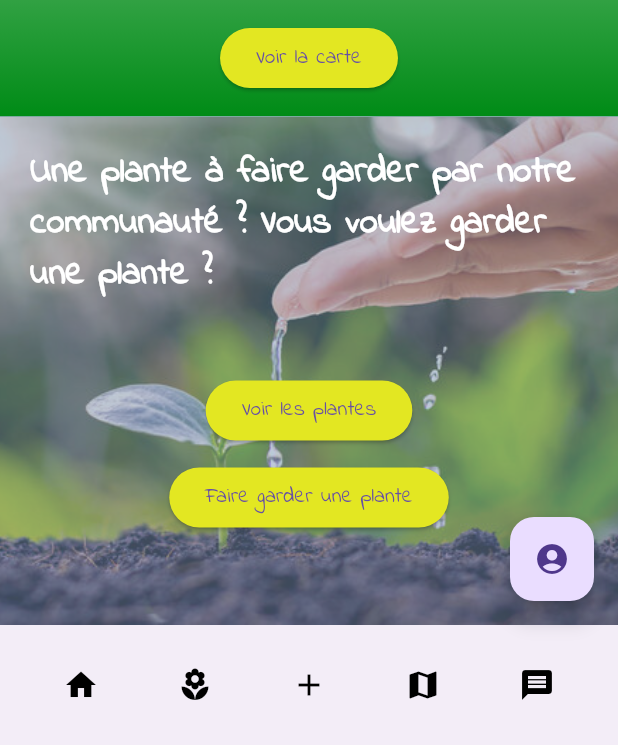
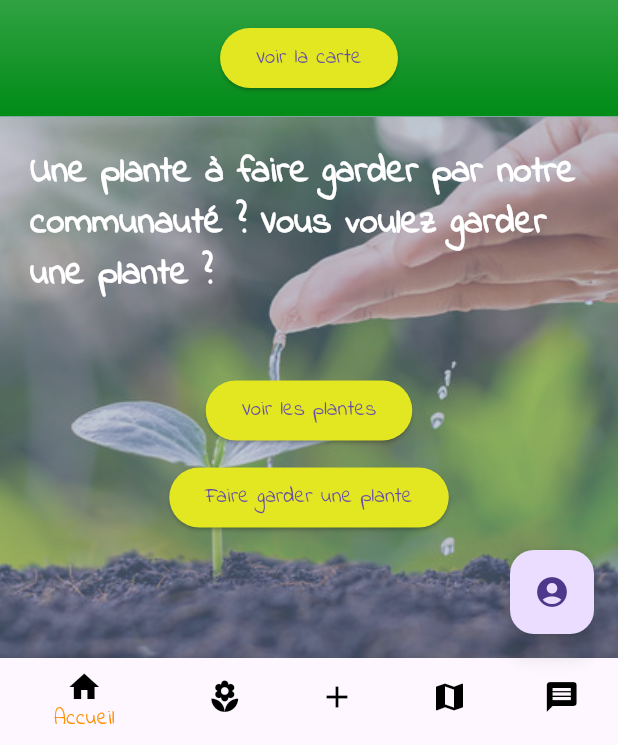
Before and after one commit to Val-lhe-lob/arosaje_flutter, a Flutter app: the screen it shows after launch, on a phone screen of 412 x 824 dp, the part 491-1236 px from its top. Run offline on Flutter 3.47's test engine with Material 3 defaults, Android fonts, the light colour scheme and no system bars; our stand-ins replace dio, flutter_secure_storage, fluttertoast, image_picker.

Commit message:
Improvments for UI

```diff
--- a/lib/config.dart
+++ b/lib/config.dart
@@ -1,3 +1,3 @@
 class Config {
-  static const String apiUrl = 'http://192.168.255.13:32769/';
+  static const String apiUrl = 'http://192.168.255.26:32768/';
 }
--- a/lib/main.dart
+++ b/lib/main.dart
@@ -44,7 +44,6 @@ class _MyHomePageState extends State<MyHomePage> {
       curve: Curves.easeInOut,
     );
   }
-
   void _showProfileInfo() {
     bool isLoggedIn = true; // Set to true if the user is logged in
 
@@ -56,8 +55,6 @@ class _MyHomePageState extends State<MyHomePage> {
         builder: (BuildContext context) => ProfileDialog(),
       );
     } else {
-      // Show toast with login/signup options
-      // Replace with your logic to show toast
       ScaffoldMessenger.of(context).showSnackBar(
         SnackBar(
           content: Text('Veuillez vous connecter ou créer un compte'),
@@ -88,17 +85,42 @@ class _MyHomePageState extends State<MyHomePage> {
         children: [
           HomeContent(
             onNavigateToPlantes: () => _onItemTapped(1),
-            onNavigateToInscriptionPlante: () => _onItemTapped(3),
+            onNavigateToInscriptionPlante: () => _onItemTapped(2),
+            onNavigateMap: ()=>_onItemTapped(3),
           ),
           PlantesPage(),
+          InscriptionPlantePage(),
           VillesPage(),
           MessagesPage(),
-          InscriptionPlantePage(),
+
         ],
       ),
-      bottomNavigationBar: CustomBottomNavigationBar(
-        selectedIndex: _selectedIndex,
-        onItemTapped: _onItemTapped,
+      bottomNavigationBar: BottomNavigationBar(
+        items: const <BottomNavigationBarItem>[
+          BottomNavigationBarItem(
+            icon: Icon(Icons.home, color: Colors.black),
+            label: 'Accueil',
+          ),
+          BottomNavigationBarItem(
+            icon: Icon(Icons.local_florist, color: Colors.black),
+            label: 'Plantes',
+          ),
+          BottomNavigationBarItem(
+            icon: Icon(Icons.add, color: Colors.black),
+            label: 'Ajouter Plante',
+          ),
+          BottomNavigationBarItem(
+            icon: Icon(Icons.map, color: Colors.black),
+            label: 'Carte',
+          ),
+          BottomNavigationBarItem(
+            icon: Icon(Icons.message, color: Colors.black),
+            label: 'Messages',
+          ),
+        ],
+        currentIndex: _selectedIndex,
+        selectedItemColor: Colors.amber[800],
+        onTap: _onItemTapped,
       ),
       floatingActionButton: FloatingActionButton(
         onPressed: _showProfileInfo,
@@ -108,53 +130,16 @@ class _MyHomePageState extends State<MyHomePage> {
     );
   }
 }
-class CustomBottomNavigationBar extends StatelessWidget {
-  final int selectedIndex;
-  final ValueChanged<int> onItemTapped;
 
-  CustomBottomNavigationBar({
-    required this.selectedIndex,
-    required this.onItemTapped,
-  });
-
-  @override
-  Widget build(BuildContext context) {
-    return BottomAppBar(
-      child: Row(
-        mainAxisAlignment: MainAxisAlignment.spaceAround,
-        children: [
-          IconButton(
-            icon: Icon(Icons.home, color: Colors.black),
-            onPressed: () => onItemTapped(0),
-          ),
-          IconButton(
-            icon: Icon(Icons.local_florist, color: Colors.black),
-            onPressed: () => onItemTapped(1),
-          ),
-          IconButton(
-            icon: Icon(Icons.add, color: Colors.black),
-            onPressed: () => onItemTapped(4),
-          ),
-          IconButton(
-            icon: Icon(Icons.map, color: Colors.black),
-            onPressed: () => onItemTapped(2),
-          ),
-          IconButton(
-            icon: Icon(Icons.message, color: Colors.black),
-            onPressed: () => onItemTapped(3),
-          ),
-        ],
-      ),
-    );
-  }
-}
 class HomeContent extends StatelessWidget {
   final VoidCallback onNavigateToPlantes;
   final VoidCallback onNavigateToInscriptionPlante;
+  final VoidCallback onNavigateMap;
 
   HomeContent({
     required this.onNavigateToPlantes,
     required this.onNavigateToInscriptionPlante,
+    required this.onNavigateMap,
   });
 
   @override
@@ -200,14 +185,11 @@ class HomeContent extends StatelessWidget {
                 ),
                 SizedBox(height: 15),
                 ElevatedButton(
-                  onPressed: () {
-                    // Logique pour voir la carte
-                  },
+                  onPressed: onNavigateMap,
                   child: Text('Voir la carte'),
                   style: ElevatedButton.styleFrom(
                     backgroundColor: Color.fromRGBO(227, 231, 34, 1),
                   ),
-                  // Ajoutez d'autres propriétés nécessaires ici si nécessaire
                 ),
               ],
             ),
--- a/lib/pages/connexion_page.dart
+++ b/lib/pages/connexion_page.dart
@@ -32,9 +32,6 @@ class _ConnexionPageState extends State<ConnexionPage> {
   @override
   Widget build(BuildContext context) {
     return Scaffold(
-      appBar: AppBar(
-        title: Text('Connexion'),
-      ),
       body: Padding(
         padding: EdgeInsets.all(16.0),
         child: Column(
--- a/lib/pages/inscription_page.dart
+++ b/lib/pages/inscription_page.dart
@@ -42,9 +42,6 @@ class _InscriptionPageState extends State<InscriptionPage> {
   @override
   Widget build(BuildContext context) {
     return Scaffold(
-      appBar: AppBar(
-        title: Text('Inscription'),
-      ),
       body: Padding(
         padding: EdgeInsets.all(16.0),
         child: SingleChildScrollView( // Wrap your Column with SingleChildScrollView
--- a/lib/pages/inscription_plante_page.dart
+++ b/lib/pages/inscription_plante_page.dart
@@ -7,9 +7,6 @@ class InscriptionPlantePage extends StatelessWidget {
   @override
   Widget build(BuildContext context) {
     return Scaffold(
-      appBar: AppBar(
-        title: Text('Inscription de plante'),
-      ),
       body: InscriptionPlanteForm(),
     );
   }
```
Also changed, not shown: lib/header.dart (deleted, +0 -156 lines), lib/pages/plante_detail_page.dart (+16 -11 lines), lib/pages/ville_detail_page.dart (+14 -14 lines).
